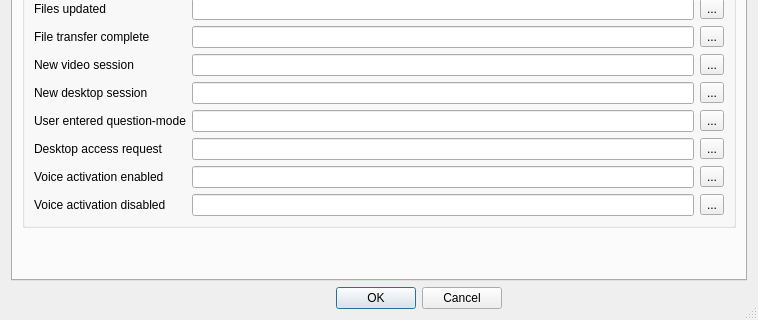
Above: Client/qtTeamTalk/preferences.ui from BearWare/TeamTalk5 before the change; both pictures show x 0 to 758 and y 301 to 621 of the 758 by 621 pixel window. Below: the same form after it.
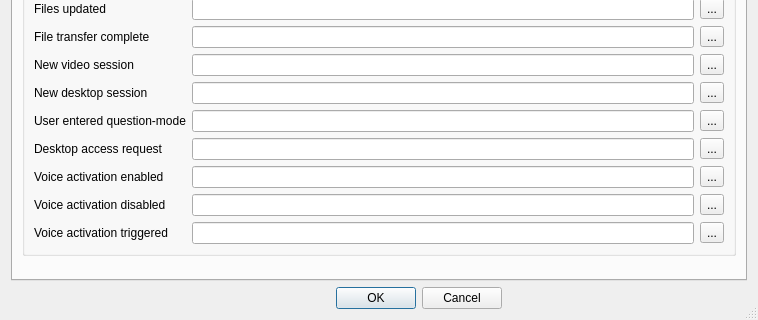
That is the form after the change. The open tabs and pages were chosen to show the change. Icons and pictures are not drawn.

Commit message: Add sound event for voice activation triggered

The edit to the form file:
```diff
--- a/Client/qtTeamTalk/preferences.ui
+++ b/Client/qtTeamTalk/preferences.ui
@@ -1358,6 +1358,29 @@
               </property>
              </widget>
             </item>
+            <item row="22" column="1">
+             <widget class="QLineEdit" name="voiceacttrigEdit"/>
+            </item>
+            <item row="22" column="0">
+             <widget class="QLabel" name="label_322">
+              <property name="text">
+               <string>Voice activation triggered</string>
+              </property>
+              <property name="buddy">
+               <cstring>voiceacttrigEdit</cstring>
+              </property>
+             </widget>
+            </item>
+            <item row="22" column="2">
+             <widget class="QToolButton" name="voiceactoffButton">
+              <property name="accessibleName">
+               <string>Browse</string>
+              </property>
+              <property name="text">
+               <string notr="true">...</string>
+              </property>
+             </widget>
+            </item>
             <item row="9" column="2">
              <widget class="QToolButton" name="transferdoneButton">
               <property name="accessibleName">
```
Left out of the diff: 2 changed lines with no effect on the pictures. The commit also changes 7 other files.
